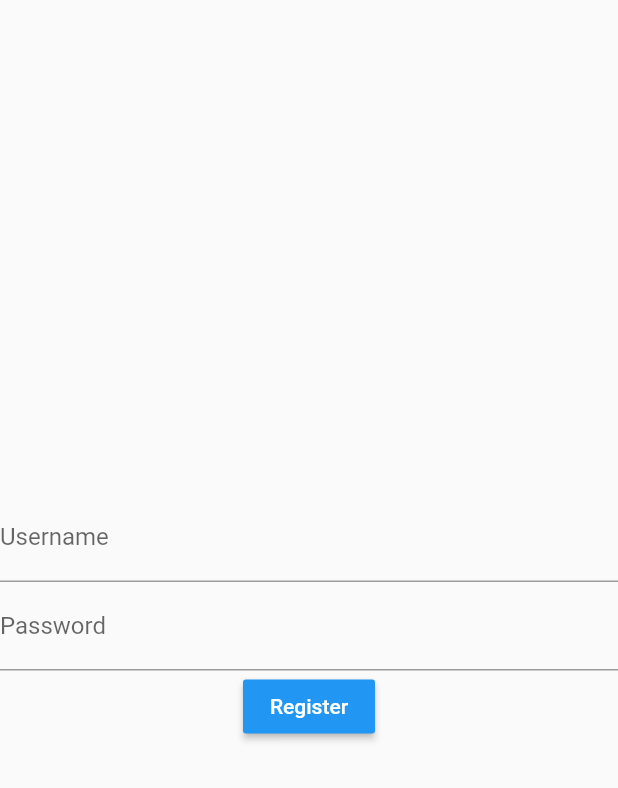
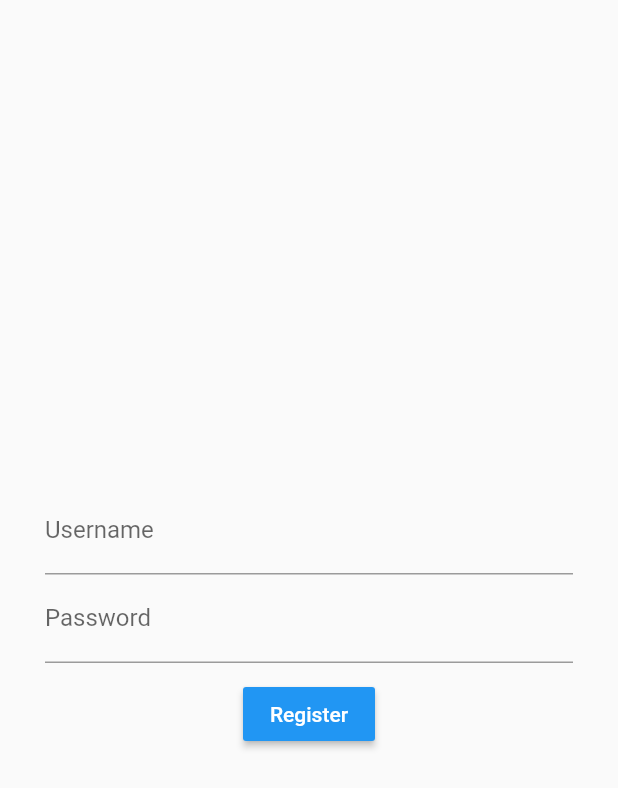
Before and after one commit to RafiIzzatulRizquFaris/penugasan_flutter_form_input, a Flutter app: the screen it shows after launch, on a phone screen of 412 x 824 dp. Shown: the top 788 px of the screen. Run offline on Flutter 3.47's test engine with Material 2 defaults, Android fonts, the phone set to English and light mode, and no system bars.

Commit message:
add padding and reformatting register.dart

```diff
--- a/lib/register.dart
+++ b/lib/register.dart
@@ -2,8 +2,7 @@ import 'package:flutter/cupertino.dart';
 import 'package:flutter/material.dart';
 import 'package:penugasan_flutter_form_input/home.dart';
 
-class Register extends StatelessWidget{
-
+class Register extends StatelessWidget {
   final TextEditingController usernameController = TextEditingController();
   final TextEditingController passwordController = TextEditingController();
 
@@ -11,6 +10,7 @@ class Register extends StatelessWidget{
   Widget build(BuildContext context) {
     return Scaffold(
       body: Container(
+        padding: EdgeInsets.all(30),
         child: Column(
           mainAxisAlignment: MainAxisAlignment.center,
           crossAxisAlignment: CrossAxisAlignment.center,
@@ -28,12 +28,20 @@ class Register extends StatelessWidget{
                 labelText: "Password",
               ),
             ),
+            SizedBox(
+              height: 10,
+            ),
             RaisedButton(
-              child: Text("Register", style: TextStyle(color: Colors.white),),
+              child: Text(
+                "Register",
+                style: TextStyle(color: Colors.white),
+              ),
               color: Colors.blue,
-              onPressed: (){
-                Navigator.pushReplacement(context, MaterialPageRoute(builder: (context){
-                  return Home(usernameController.text.toString(), passwordController.text.toString());
+              onPressed: () {
+                Navigator.pushReplacement(context,
+                    MaterialPageRoute(builder: (context) {
+                  return Home(usernameController.text.toString(),
+                      passwordController.text.toString());
                 }));
               },
             ),
@@ -42,5 +50,4 @@ class Register extends StatelessWidget{
       ),
     );
   }
-
 }
```
